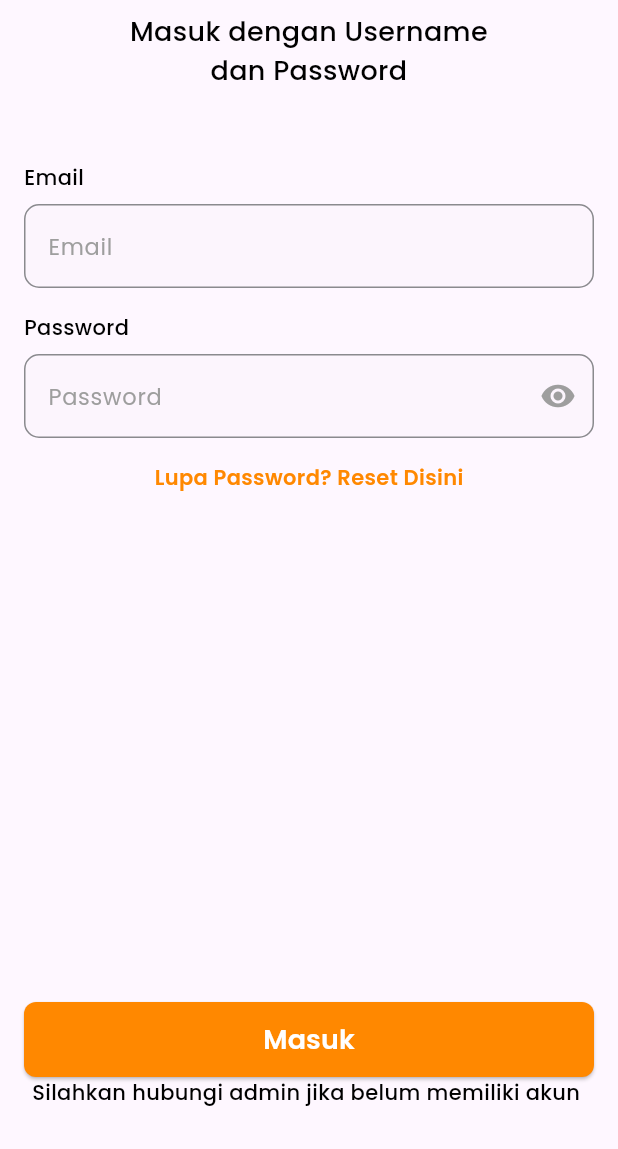
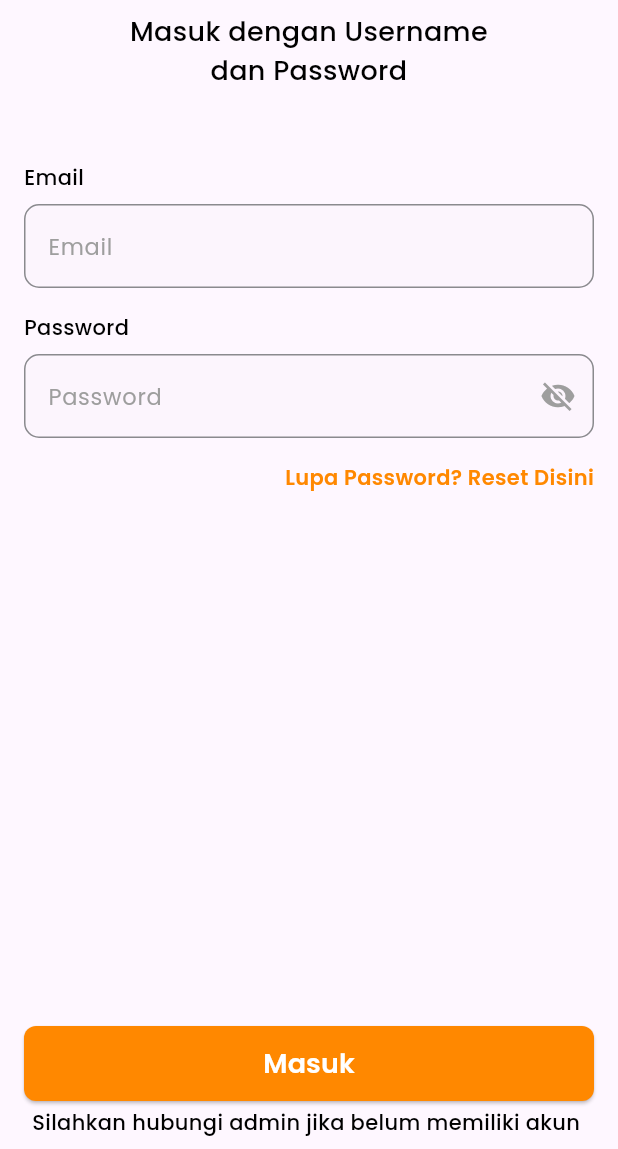
Before and after one commit to adamrasyid01/geo-attend-mobile, a Flutter app: the screen it shows after launch, on a phone screen of 412 x 824 dp, the part 87-1236 px from its top. Run offline on Flutter 3.47's test engine with Material 3 defaults, Android fonts, the phone set to English and light mode, and no system bars; our stand-ins replace bloc, dartz, equatable, flutter_bloc, flutter_dotenv, flutter_svg and 5 more; accounts and stored records are empty.

Commit message:
feat : Progress Consume API Auth

```diff
--- a/lib/features/auth/data/repositories/auth_repository_impl.dart
+++ b/lib/features/auth/data/repositories/auth_repository_impl.dart
@@ -15,6 +15,7 @@ class AuthRepositoryImpl extends AuthRepository {
   Future<Either<Failure, User>> authLogin(String email, String password) async {
     try {
       UserModel user = await authremoteDatasource.authLogin(email, password);
+      print('User logged in: ${user.email}');
       return Right(user);
     } on GeneralException catch (e) {
       return Left(Failure(e.message));
--- a/lib/features/auth/presentation/bloc/auth_form_cubit.dart
+++ b/lib/features/auth/presentation/bloc/auth_form_cubit.dart
@@ -12,7 +12,6 @@ class AuthFormState {
   });
 
   AuthFormState copyWith({
-    String? fullName,
     String? email,
     String? password,
     bool? isObscure,
--- a/lib/features/auth/presentation/bloc/auth_view_cubit.dart
+++ b/lib/features/auth/presentation/bloc/auth_view_cubit.dart
@@ -2,11 +2,13 @@
 
 import 'package:flutter_bloc/flutter_bloc.dart';
 
-enum AuthView { login, absensiPage }
+enum AuthView { login, absensiPage, landingPageAdmin, landingPageUser }
 
 class AuthViewCubit extends Cubit<AuthView>{
   AuthViewCubit() : super(AuthView.login);
 
   void showLogin() => emit(AuthView.login);
   void showAbsensiPage() => emit(AuthView.absensiPage);
+  void showLandingPageAdmin() => emit(AuthView.landingPageAdmin);
+  void showLandingPageUser() => emit(AuthView.landingPageUser);
 }
--- a/lib/features/auth/presentation/pages/login_page.dart
+++ b/lib/features/auth/presentation/pages/login_page.dart
@@ -1,7 +1,10 @@
 import 'package:flutter/material.dart';
 import 'package:geo_attend/constants/app_constants.dart';
+import 'package:geo_attend/features/auth/presentation/bloc/auth_bloc.dart';
+import 'package:geo_attend/features/auth/presentation/bloc/auth_form_cubit.dart';
 import 'package:geo_attend/widgets/custom_button.dart';
 import 'package:geo_attend/widgets/custom_textfield.dart';
+import 'package:flutter_bloc/flutter_bloc.dart';
 
 class LoginPage extends StatelessWidget {
   const LoginPage({super.key});
@@ -13,12 +16,58 @@ class LoginPage extends StatelessWidget {
       body: Padding(
         padding: const EdgeInsets.fromLTRB(16.0, 24.0, 16.0, 8.0),
         child: Column(
+          // Add this to distribute space
+          mainAxisAlignment: MainAxisAlignment.spaceBetween,
           children: [
             Expanded(
               // ✅ Agar bisa di-scroll jika konten melebihi layar
+              child: Form(
+                child: BlocBuilder<AuthFormCubit, AuthFormState>(
+                  builder: (context, formState) {
+                    return SingleChildScrollView(
+                      // Added SingleChildScrollView
                       child: Column(
                         crossAxisAlignment: CrossAxisAlignment.center,
                         children: [
+                          BlocBuilder<AuthBloc, AuthState>(
+                            builder: (context, state) {
+                              if (state is AuthFailure) {
+                                return Container(
+                                  margin: const EdgeInsets.only(bottom: 16),
+                                  padding: const EdgeInsets.symmetric(
+                                    horizontal: 12,
+                                    vertical: 10,
+                                  ),
+                                  decoration: BoxDecoration(
+                                    color: Colors.red.shade50,
+                                    border: Border.all(
+                                      color: Colors.red.shade300,
+                                    ),
+                                    borderRadius: BorderRadius.circular(8),
+                                  ),
+                                  child: Row(
+                                    crossAxisAlignment:
+                                        CrossAxisAlignment.start,
+                                    children: [
+                                      Icon(
+                                        Icons.error_outline,
+                                        color: Colors.red.shade400,
+                                      ),
+                                      const SizedBox(width: 8),
+                                      Expanded(
+                                        child: Text(
+                                          state.message,
+                                          style: AppConstants.medium14,
+                                        ),
+                                      ),
+                                    ],
+                                  ),
+                                );
+                              } else {
+                                return const SizedBox.shrink();
+                              }
+                            },
+                          ),
                           Text('Selamat Datang', style: AppConstants.bold24),
                           const SizedBox(height: 8),
                           Text(
@@ -30,36 +79,75 @@ class LoginPage extends StatelessWidget {
                           customTextfield(
                             cursorColor: AppConstants.black,
                             label: 'Email',
+                            initialValue: formState.email,
                             hintText: 'Email',
+                            onChanged: (val) {
+                              context.read<AuthFormCubit>().updateEmail(val);
+                            },
                           ),
                           const SizedBox(height: 16),
                           customTextfield(
                             cursorColor: AppConstants.black,
                             label: "Password",
+                            initialValue: formState.password,
+                            onChanged: (val) {
+                              context.read<AuthFormCubit>().updatePassword(val);
+                            },
                             hintText: "Password",
-                    isPassword:
-                        true, // <-- Set ini ke true untuk mengaktifkan fitur password
+                            obscureText: formState.isObscure,
+                            suffixIcon: IconButton(
+                              icon: Icon(
+                                formState.isObscure
+                                    ? Icons.visibility_off
+                                    : Icons.visibility,
+                                color: Colors.grey,
+                              ),
+                              onPressed: () {
+                                context
+                                    .read<AuthFormCubit>()
+                                    .toggleObscureText();
+                              },
+                            ),
                           ),
                           const SizedBox(height: 16),
-                  Text(
+                          Align(
+                            // Use Align to push text to the right
+                            alignment: Alignment.centerRight,
+                            child: Text(
                               'Lupa Password? Reset Disini',
                               style: AppConstants.semibold14.copyWith(
                                 color: AppConstants.warning500,
                               ),
                             ),
+                          ),
                         ],
                       ),
+                    );
+                  },
                 ),
-
-            // const SizedBox(height: 10),
+              ),
+            ),
+            // Moved outside the Expanded widget
+            BlocBuilder<AuthFormCubit, AuthFormState>(
+              builder: (context, formState) {
+                return Column(
+                  children: [
                     customButton(
                       text: "Masuk",
-              onPressed: () {},
+                      onPressed: () {
+                        context.read<AuthBloc>().add(
+                          AuthLogin(
+                            email: formState.email.trim(),
+                            password: formState.password.trim(),
+                          ),
+                        );
+                        context.read<AuthFormCubit>().reset();
+                      },
                       color: AppConstants.warning500,
                     ),
+                    const SizedBox(height: 4), // Space between button and text
                     Row(
-              mainAxisAlignment:
-                  MainAxisAlignment.center, // ✅ Pusatkan teks secara horizontal
+                      mainAxisAlignment: MainAxisAlignment.center,
                       children: [
                         Text(
                           "Silahkan hubungi admin jika belum memiliki akun ",
@@ -67,8 +155,10 @@ class LoginPage extends StatelessWidget {
                         ),
                       ],
                     ),
-
-            const SizedBox(height: 20),
+                  ],
+                );
+              },
+            ),
           ],
         ),
       ),
--- a/lib/widgets/custom_textfield.dart
+++ b/lib/widgets/custom_textfield.dart
@@ -10,11 +10,10 @@ Widget customTextfield({
   double width = double.infinity,
   void Function(String)? onChanged,
   FormFieldValidator<String>? validator,
+  String? initialValue,
+  Widget? suffixIcon, // Tambahkan properti untuk ikon suffix
 
-  // --- Properti untuk fitur password (harus dikelola di parent) ---
-  bool isPassword = false,
   bool obscureText = false, // State visibilitas password dari parent
-  VoidCallback? onToggleObscureText,
   String obscureCharacter = '*',
 }) {
   return Column(
@@ -27,7 +26,8 @@ Widget customTextfield({
       ),
       const SizedBox(height: 8),
       TextFormField(
-        maxLines: isPassword ? 1 : null, // Batasi maxLines untuk password field
+        initialValue: initialValue,
+        maxLines: 1, // Batasi maxLines untuk password field
         cursorColor: cursorColor,
         onChanged: onChanged,
         controller: inputController,
@@ -39,16 +39,7 @@ Widget customTextfield({
           filled: true,
           hintText: hintText,
           hintStyle: AppConstants.regular15.copyWith(color: Colors.grey),
-          suffixIcon: isPassword
-              ? IconButton(
-                  icon: Icon(
-                    // Ikon berdasarkan properti obscureText dari parent
-                    obscureText ? Icons.visibility_off : Icons.visibility,
-                    color: Colors.grey,
-                  ),
-                  onPressed: onToggleObscureText, // Panggil callback ke parent
-                )
-              : null, // Jika bukan field password, tidak ada ikon
+          suffixIcon:suffixIcon,
           border: OutlineInputBorder(
             borderRadius: BorderRadius.circular(10),
             borderSide: BorderSide(color: AppConstants.gray500),
--- a/pubspec.yaml
+++ b/pubspec.yaml
@@ -34,7 +34,6 @@ dependencies:
   flutter_svg: ^2.2.0
   equatable: ^2.0.7
   google_fonts: ^6.2.1
-  dio: ^5.8.0+1
   dartz: ^0.10.1
   flutter_bloc: ^9.1.1
   image_picker: ^1.1.2
```
Also changed, not shown: lib/features/auth/data/datasources/auth_remote_datasource.dart (+18 -10 lines), lib/features/auth/presentation/pages/landing_page.dart (added), lib/features/auth/presentation/pages/landing_page_admin.dart (deleted), lib/features/auth/presentation/pages/landing_page_user.dart (deleted), pubspec.lock. Lines whose indentation alone changed are shown as unchanged.
